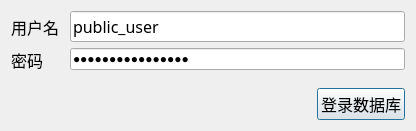
Above: pygod/apps/py_scheduler/ui/login_dialogue.ui from jackey-qiu/pyworship before the change. Below: the same form after it.
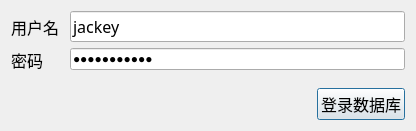
That is the form after the change.

What changed in the file:
```diff
--- a/pygod/apps/py_scheduler/ui/login_dialogue.ui
+++ b/pygod/apps/py_scheduler/ui/login_dialogue.ui
@@ -38,7 +38,7 @@
         </font>
        </property>
        <property name="text">
-        <string>public_user</string>
+        <string>jackey</string>
        </property>
       </widget>
      </item>
@@ -58,7 +58,7 @@
      <item row="1" column="1">
       <widget class="QLineEdit" name="lineEdit_password">
        <property name="text">
-        <string>9jkFSJrSoq6QFISv</string>
+        <string>Qiu11243912</string>
        </property>
        <property name="echoMode">
         <enum>QLineEdit::Password</enum>
```
